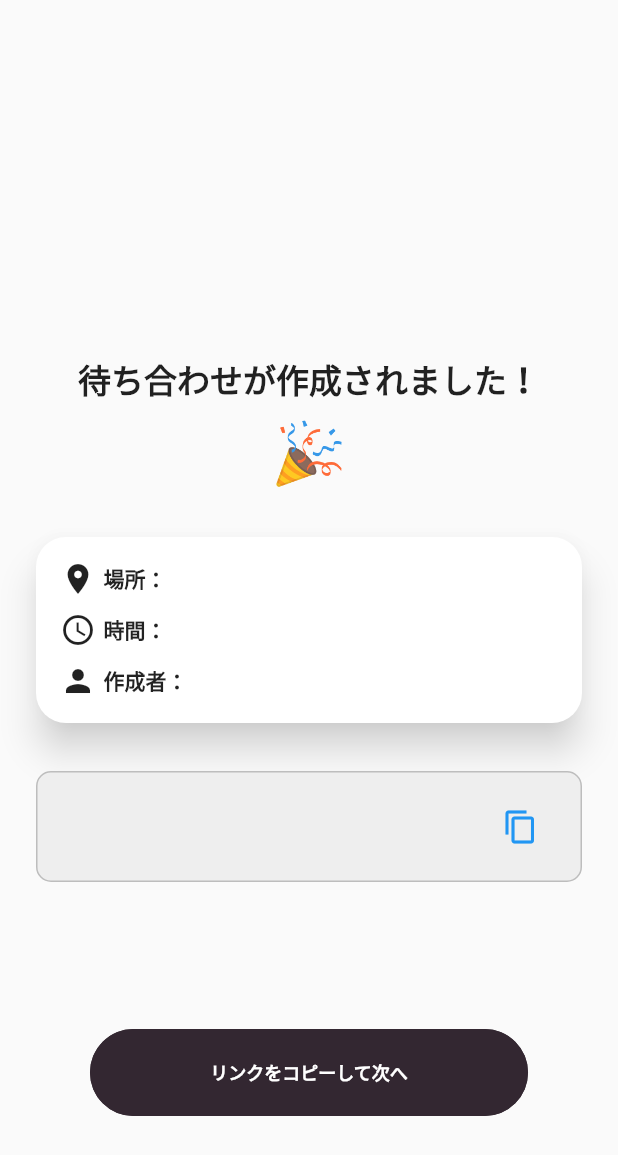
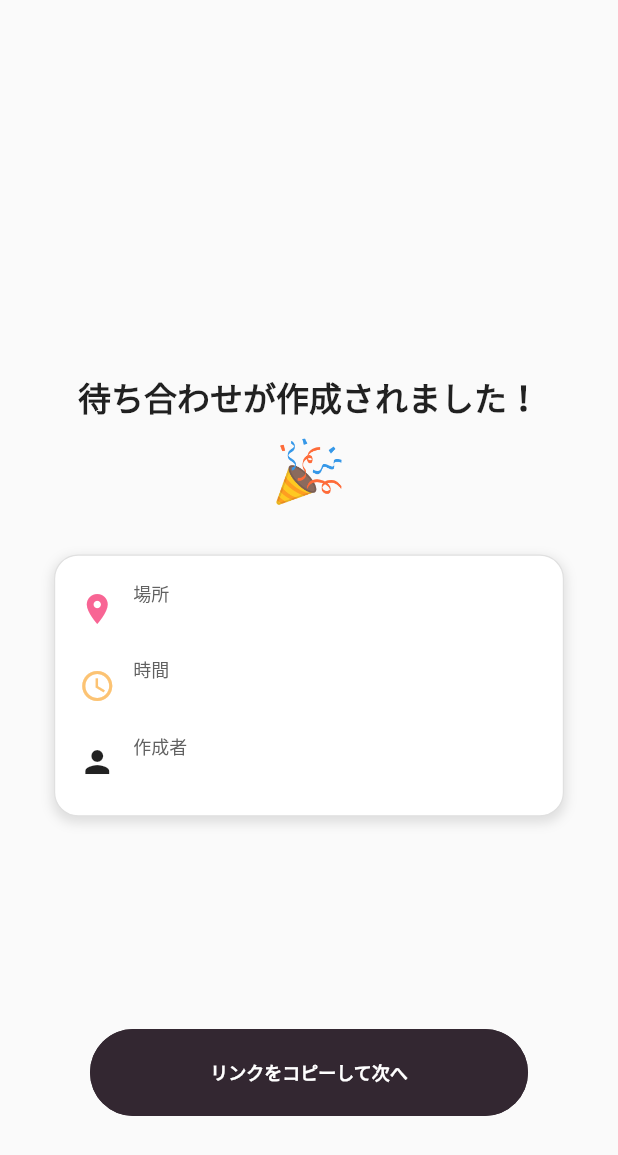
Before and after one commit to Al-Mikan/mesh-frontend, a Flutter app: the ShareLinkPage screen opened directly with empty values, on a phone screen of 412 x 824 dp. Shown: the top 1155 px of the screen. Run offline on Flutter 3.47's test engine with Material 3 defaults, Android fonts, the phone set to English and light mode, and no system bars; our stand-ins replace app_links, dio, fixnum, flutter_datetime_picker_plus, google_maps_flutter, hooks_riverpod and 3 more; missing offline and left inert: background_locator_2, google_maps_webservice, grpc, protobuf; accounts and stored records are empty.

Commit message:
uiの修正

```diff
--- a/lib/components/meeting_details_card.dart
+++ b/lib/components/meeting_details_card.dart
@@ -14,37 +14,79 @@ class MeetingDetailsCard extends StatelessWidget {
 
   @override
   Widget build(BuildContext context) {
-    return Card(
-      elevation: 10, // ✅ カードに少し影をつける
-      margin: EdgeInsets.symmetric(horizontal: 0, vertical: 12),
-      shadowColor: Colors.grey.withValues(alpha: 0.5), // ✅ 影の色を指定
-      shape: RoundedRectangleBorder(borderRadius: BorderRadius.circular(20)),
-      child: Padding(
-        padding: const EdgeInsets.all(16),
-        child: Column(
-          crossAxisAlignment: CrossAxisAlignment.start,
-          children: [
-            _buildDetailRow(Icons.location_on, '場所', location),
-            const SizedBox(height: 10),
-            _buildDetailRow(Icons.access_time, '時間', time),
-            const SizedBox(height: 10),
-            _buildDetailRow(Icons.person, '作成者', userName),
-          ],
-        ),
+    return Container(
+      decoration: BoxDecoration(
+        color: Colors.white, // 背景色
+        borderRadius: BorderRadius.circular(16), // 角丸
+        border: Border.all(color: Colors.grey.shade300, width: 0.8), // ごく薄い枠線
+        boxShadow: [
+          BoxShadow(
+            color: Colors.grey.withOpacity(0.3), // 軽めの影
+            blurRadius: 6,
+            spreadRadius: 1,
+            offset: Offset(0, 3),
+          ),
+        ],
+      ),
+      padding: const EdgeInsets.all(16),
+      margin: const EdgeInsets.symmetric(horizontal: 12, vertical: 12),
+      child: Column(
+        crossAxisAlignment: CrossAxisAlignment.start,
+        children: [
+          _buildDetailRow(
+            Icons.location_on,
+            '場所',
+            location,
+            const Color(0xFFF86594),
+          ),
+          const SizedBox(height: 12),
+          _buildDetailRow(
+            Icons.access_time,
+            '時間',
+            time,
+            const Color(0xFFFCC373),
+          ),
+          const SizedBox(height: 12),
+          _buildDetailRow(Icons.person, '作成者', userName, Colors.black87),
+        ],
       ),
     );
   }
 
-  // ✅ 情報を表示するウィジェット
-  Widget _buildDetailRow(IconData icon, String title, String value) {
+  /// **詳細情報のレイアウト**
+  Widget _buildDetailRow(
+    IconData icon,
+    String title,
+    String value,
+    Color iconColor,
+  ) {
     return Row(
+      crossAxisAlignment: CrossAxisAlignment.center,
       children: [
-        Icon(icon),
-        const SizedBox(width: 5),
+        Icon(icon, size: 24, color: iconColor), // 🎨 カスタム色
+        const SizedBox(width: 12),
         Expanded(
-          child: Text(
-            '$title：$value',
-            style: const TextStyle(fontSize: 14, fontWeight: FontWeight.bold),
+          child: Column(
+            crossAxisAlignment: CrossAxisAlignment.start,
+            children: [
+              Text(
+                title,
+                style: TextStyle(
+                  fontSize: 12,
+                  color: Colors.grey.shade700,
+                  fontWeight: FontWeight.w500,
+                ),
+              ),
+              const SizedBox(height: 2),
+              Text(
+                value,
+                style: const TextStyle(
+                  fontSize: 16,
+                  fontWeight: FontWeight.bold,
+                  color: Colors.black87,
+                ),
+              ),
+            ],
           ),
         ),
       ],
--- a/lib/home_page.dart
+++ b/lib/home_page.dart
@@ -79,7 +79,9 @@ class _HomePageState extends State<HomePage> {
       ),
       builder: (context, snapshot) {
         if (snapshot.connectionState == ConnectionState.waiting) {
-          return const CircularProgressIndicator();
+          return const CircularProgressIndicator(
+            valueColor: AlwaysStoppedAnimation<Color>(Color(0xFFFAE3E2)),
+          );
         } else if (snapshot.hasData && snapshot.data != null) {
           return MapSharePage(groupId: snapshot.data!);
         } else {
--- a/lib/main.dart
+++ b/lib/main.dart
@@ -91,7 +91,7 @@ class _MyAppState extends State<MyApp> {
   Widget build(BuildContext context) {
     return MaterialApp(
       title: '待ち合わせアプリ',
-      theme: ThemeData(primarySwatch: Colors.blue, useMaterial3: false),
+      theme: ThemeData(primarySwatch: Colors.orange, useMaterial3: false),
       home: const HomePage(),
       navigatorKey: navigatorKey,
     );
--- a/lib/share_link_page.dart
+++ b/lib/share_link_page.dart
@@ -22,9 +22,14 @@ class ShareLinkPage extends StatelessWidget {
 
   void _copyToClipboard(BuildContext context) {
     Clipboard.setData(ClipboardData(text: shareUrl));
-    ScaffoldMessenger.of(
-      context,
-    ).showSnackBar(const SnackBar(content: Text('リンクをコピーしました！')));
+    ScaffoldMessenger.of(context).showSnackBar(
+      SnackBar(
+        content: const Text('リンクをコピーしました！'),
+        behavior: SnackBarBehavior.floating,
+        shape: RoundedRectangleBorder(borderRadius: BorderRadius.circular(8)),
+        duration: const Duration(seconds: 2),
+      ),
+    );
   }
 
   void _navigateToMap(BuildContext context) {
@@ -64,37 +69,33 @@ class ShareLinkPage extends StatelessWidget {
 
                 const SizedBox(height: 20),
 
-                // ✅ URL 表示 & コピー機能
-                Container(
-                  padding: const EdgeInsets.symmetric(
-                    vertical: 12,
-                    horizontal: 16,
-                  ),
-                  decoration: BoxDecoration(
-                    color: Colors.grey[200],
-                    borderRadius: BorderRadius.circular(10),
-                    border: Border.all(color: Colors.grey.shade400),
-                  ),
-                  child: Row(
-                    mainAxisAlignment: MainAxisAlignment.spaceBetween,
-                    children: [
-                      Expanded(
-                        child: Text(
-                          shareUrl,
-                          style: const TextStyle(
-                            fontSize: 16,
-                            color: Colors.blue,
-                          ),
-                          overflow: TextOverflow.ellipsis,
-                        ),
-                      ),
-                      IconButton(
-                        icon: const Icon(Icons.copy, color: Colors.blue),
-                        onPressed: () => _copyToClipboard(context),
-                      ),
-                    ],
-                  ),
-                ),
+                // ✅ URL 表示 & コピー機能（シンプルデザイン）
+                // Row(
+                //   mainAxisAlignment: MainAxisAlignment.center,
+                //   children: [
+                //     Expanded(
+                //       child: Text(
+                //         shareUrl,
+                //         style: const TextStyle(
+                //           fontSize: 16,
+                //           fontWeight: FontWeight.w500,
+                //           color: Colors.blue,
+                //         ),
+                //         overflow: TextOverflow.ellipsis,
+                //         textAlign: TextAlign.center,
+                //       ),
+                //     ),
+                //     const SizedBox(width: 10),
+                //     GestureDetector(
+                //       onTap: () => _copyToClipboard(context),
+                //       child: Icon(
+                //         Icons.copy,
+                //         color: Colors.blue.shade700,
+                //         size: 22,
+                //       ),
+                //     ),
+                //   ],
+                // ),
               ],
             ),
           ),
```
Also changed, not shown: lib/all_gathered_page.dart (+36 -17 lines), lib/components/custom_goal_pin.dart (+18 -4 lines), lib/map_share_page.dart (+13 -3 lines), lib/set_details_page.dart (+7 -1 lines), lib/set_location_page.dart (+6 -2 lines).
